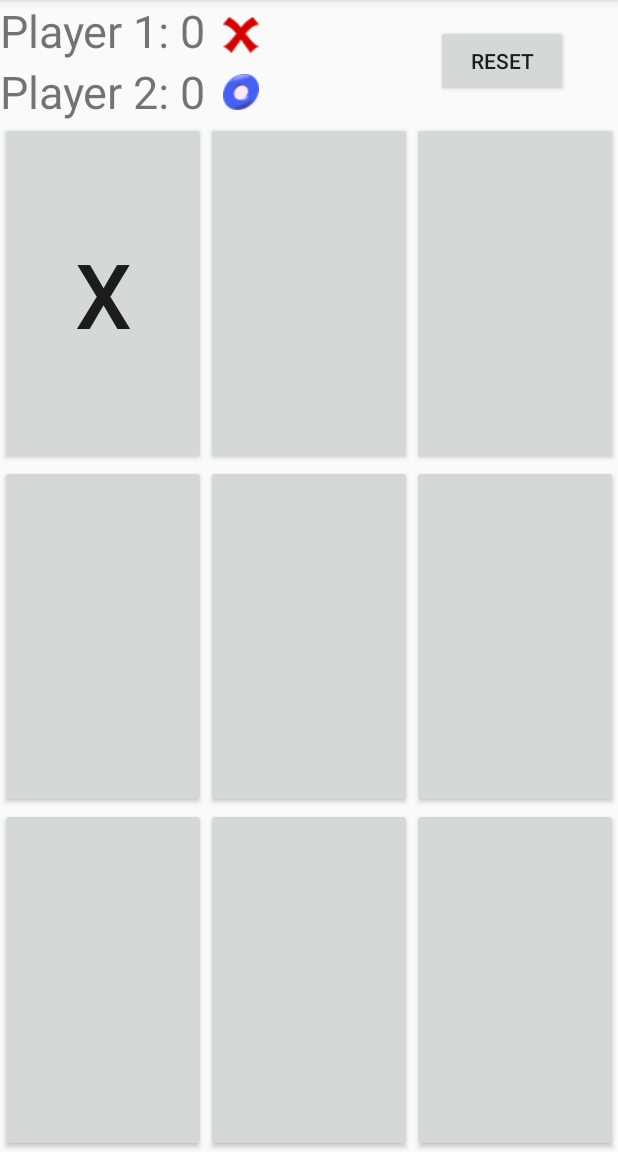
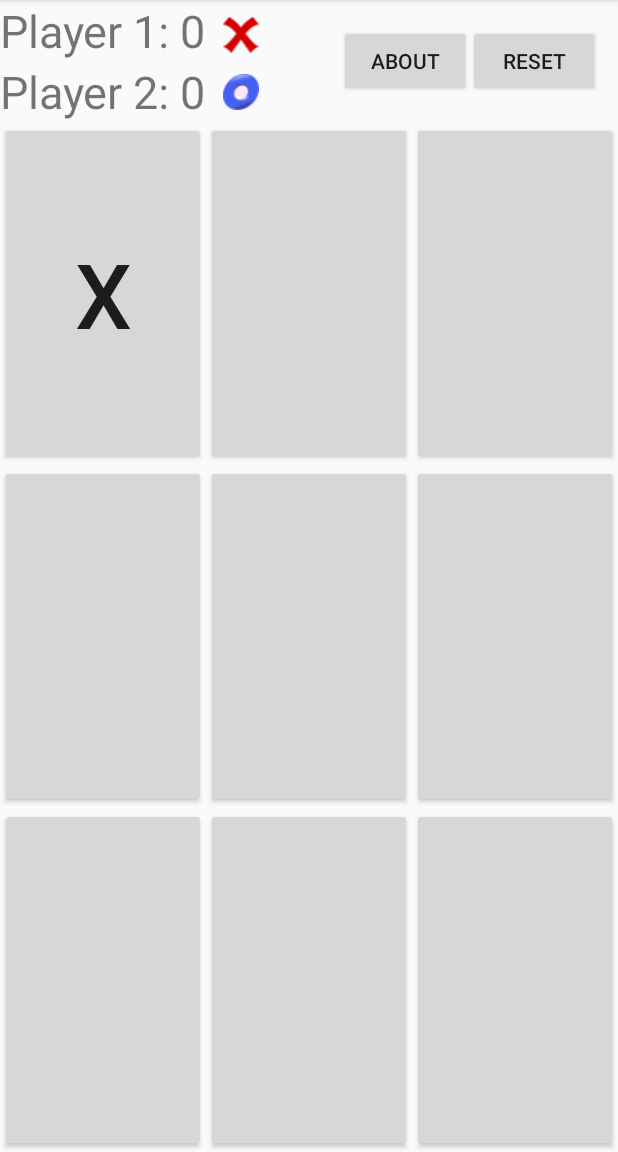
Before and after one commit to c2designer/CSCI_4020, an Android app: the MainActivity screen opened directly, with no data from a screen before it, after a tap on an icon or button, on a phone screen of 412 x 824 dp, the part 84-1236 px from its top. Run offline under Robolectric (Android 15) with nearby library versions, the phone set to English and light mode, and no system bars.

Commit message:
Added AboutApp activity and activity_about.xml. Added background image for AboutApp along with app and developer info.

```diff
--- a/TicTacToe/app/src/main/AndroidManifest.xml
+++ b/TicTacToe/app/src/main/AndroidManifest.xml
@@ -19,6 +19,7 @@
         </activity>
         <activity android:name=".MainActivity" />
         <activity android:name=".SecondActivity" />
+        <activity android:name=".AboutApp" />
     </application>
 
 </manifest>
--- a/TicTacToe/app/src/main/java/com/example/tictactoe/MainActivity.java
+++ b/TicTacToe/app/src/main/java/com/example/tictactoe/MainActivity.java
@@ -1,5 +1,6 @@
 package com.example.tictactoe;
 
+import android.content.Intent;
 import android.support.v7.app.AppCompatActivity;
 import android.os.Bundle;
 import android.view.View;
@@ -7,7 +8,6 @@ import android.widget.Button;
 import android.widget.TextView;
 import android.widget.Toast;
 
-import java.util.concurrent.TimeUnit;
 
 public class MainActivity extends AppCompatActivity implements View.OnClickListener {
 
@@ -16,6 +16,8 @@ public class MainActivity extends AppCompatActivity implements View.OnClickListe
     private boolean player1Turn = true;
 
     private int roundCount;
+
+    private int revengeToken = 0;
 
     private int player1Points;
     private int player2Points;
@@ -47,7 +49,22 @@ public class MainActivity extends AppCompatActivity implements View.OnClickListe
                 resetGame();
             }
         });
+
+        Button buttonAbout = findViewById(R.id.button_about);
+        buttonAbout.setOnClickListener(new View.OnClickListener() {
+            @Override
+            public void onClick(View v) {
+                about();
+            }
+        });
     }
+
+    private void about() {
+        Intent intent = new Intent(getApplicationContext(),
+                AboutApp.class);
+        startActivity(intent);
+    }
+
 
     @Override
     public void onClick(View v) {
@@ -63,26 +80,25 @@ public class MainActivity extends AppCompatActivity implements View.OnClickListe
 
         roundCount++;
 
-        if (checkForRevenge()) {
+        if (checkForWin()) {
             if (player1Turn) {
                 Toast.makeText(this, "Player 2 can get REVENGE!", Toast.LENGTH_SHORT).show();
+                revengeToken = 1;
             } else {
                 Toast.makeText(this, "Player 1 can get REVENGE!", Toast.LENGTH_SHORT).show();
+                revengeToken = 2;
             }
-        }else player1Turn = !player1Turn;
-        if (checkForWin()) {
-                if (player1Turn) {
-                    player1Wins();
-                } else {
-                    player2Wins();
-                }
-            } else if (roundCount == 9) {
+        }else if (roundCount == 9) {
             draw();
+        } else {
+            player1Turn = !player1Turn;
         }
-
-  }
-
-
+        if (checkForWin() && player1Turn && revengeToken == 2){
+                  player1Wins();
+              } else if (checkForWin() && !player1Turn && revengeToken == 1) {
+                player2Wins();
+            }
+        }
 
     private boolean checkForWin() {
         String[][] field = new String[3][3];
@@ -123,45 +139,7 @@ public class MainActivity extends AppCompatActivity implements View.OnClickListe
 
         return false;
     }
-    private boolean checkForRevenge() {
-        String[][] field = new String[3][3];
 
-        for (int i = 0; i < 3; i++) {
-            for (int j = 0; j < 3; j++) {
-                field[i][j] = buttons[i][j].getText().toString();
-            }
-        }
-
-        for (int i = 0; i < 3; i++) {
-            if (field[i][0].equals(field[i][1])
-                    && field[i][0].equals(field[i][2])
-                    && !field[i][0].equals("")) {
-                return true;
-            }
-        }
-
-        for (int i = 0; i < 3; i++) {
-            if (field[0][i].equals(field[1][i])
-                    && field[0][i].equals(field[2][i])
-                    && !field[0][i].equals("")) {
-                return true;
-            }
-        }
-
-        if (field[0][0].equals(field[1][1])
-                && field[0][0].equals(field[2][2])
-                && !field[0][0].equals("")) {
-            return true;
-        }
-
-        if (field[0][2].equals(field[1][1])
-                && field[0][2].equals(field[2][0])
-                && !field[0][2].equals("")) {
-            return true;
-        }
-
-        return false;
-    }
     private void player1Wins() {
         player1Points++;
         Toast.makeText(this, "Player 1 wins!", Toast.LENGTH_SHORT).show();
--- a/TicTacToe/app/src/main/res/layout/activity_main.xml
+++ b/TicTacToe/app/src/main/res/layout/activity_main.xml
@@ -47,12 +47,21 @@
             android:textSize="30sp" />
 
         <Button
+            android:id="@+id/button_about"
+            android:layout_width="wrap_content"
+            android:layout_height="wrap_content"
+            android:layout_alignParentEnd="true"
+            android:layout_centerVertical="true"
+            android:layout_marginEnd="98dp"
+            android:text="about" />
+
+        <Button
             android:id="@+id/button_reset"
             android:layout_width="wrap_content"
             android:layout_height="wrap_content"
             android:layout_alignParentEnd="true"
             android:layout_centerVertical="true"
-            android:layout_marginEnd="33dp"
+            android:layout_marginEnd="12dp"
             android:text="reset" />
 
     </RelativeLayout>
--- a/TicTacToe/app/src/main/res/values/strings.xml
+++ b/TicTacToe/app/src/main/res/values/strings.xml
@@ -3,4 +3,6 @@
     <string name="play_button">Play Revenge 3-In-A-Row!</string>
     <string name="play2_button">Play S.O.S.!</string>
     <string name="welcome_textView">Welcome To  Tic-Tac-Toe Variations!</string>
+    <string name="about_button">about_button</string>
+    <string name="appinfo_textView">about</string>
 </resources>
```
Also changed, not shown: TicTacToe/app/src/main/java/com/example/tictactoe/AboutApp.java (added, +23 -0 lines), TicTacToe/app/src/main/java/com/example/tictactoe/SecondActivity.java (+14 -0 lines), TicTacToe/app/src/main/java/com/example/tictactoe/WelcomeActivity.java (+14 -0 lines), TicTacToe/app/src/main/res/layout/activity_aboutapp.xml (added, +19 -0 lines), TicTacToe/app/src/main/res/layout/activity_second.xml (+10 -0 lines), TicTacToe/app/src/main/res/layout/welcome.xml (+8 -0 lines), TicTacToe/app/src/main/res/drawable/bandwidth.jpg (added).
